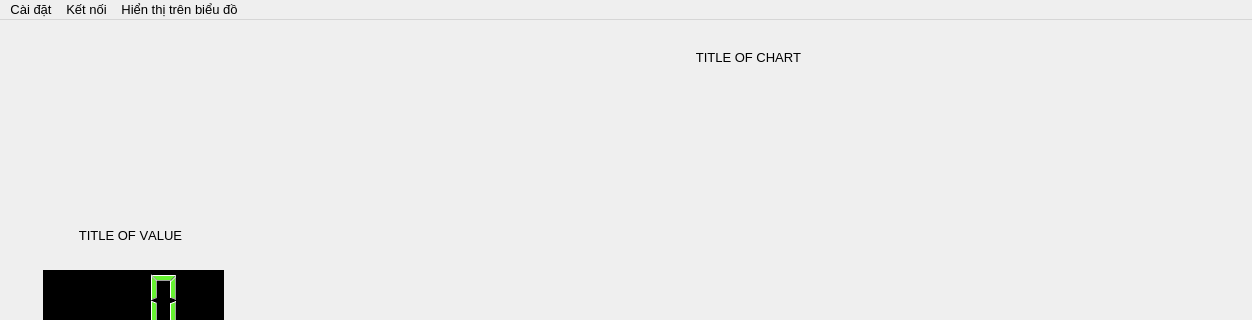
mellivora24/STEM_LAB_DESKTOP, file HomeScreen_v2.ui: the form before one commit; both pictures show x 0 to 1252 and y 0 to 320 of the 1252 by 664 pixel window.
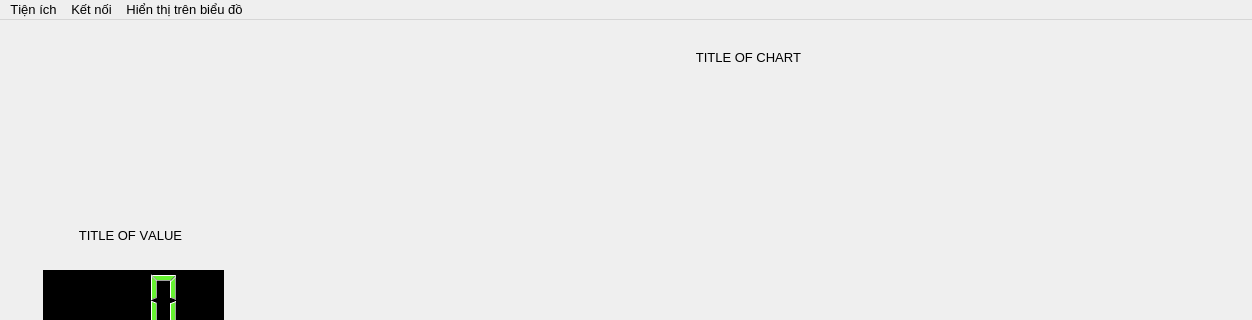
The form after the commit. Icons and pictures are not drawn.

Commit message: Update feature: export datas as excel files

What changed in the file:
```diff
--- a/HomeScreen_v2.ui
+++ b/HomeScreen_v2.ui
@@ -203,7 +203,7 @@
    </widget>
    <widget class="QMenu" name="settings_menu">
     <property name="title">
-     <string>Cài đặt</string>
+     <string>Tiện ích</string>
     </property>
     <addaction name="close_app"/>
     <addaction name="help"/>
```
Left out of the diff: 6 changed lines with no effect on the pictures. The commit also changes 1 other file.
